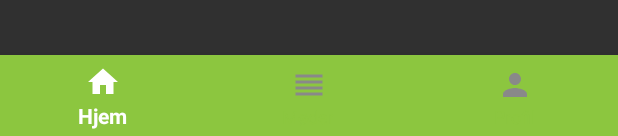
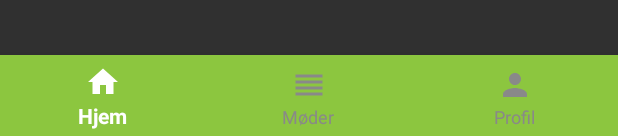
Before and after one commit to alkj/Feedback, an Android app: the layout activity_navigation.xml on its own in the app's theme, with its tools: preview values and no code run, on a phone screen of 412 x 824 dp. Shown: the part 1097-1233 px from the top of the screen. Run offline under Robolectric (Android 15) with nearby library versions, the phone set to English and light mode, and no system bars.

Commit message:
Ændret på tekstfarven i navigationsbaren

```diff
--- a/app/src/main/res/drawable/selector_navigationbar_text.xml
+++ b/app/src/main/res/drawable/selector_navigationbar_text.xml
@@ -1,6 +1,6 @@
 <?xml version="1.0" encoding="UTF-8"?>
 <selector xmlns:android="http://schemas.android.com/apk/res/android">
-    <item android:color="@color/colorGrøn" android:state_enabled="false"/>
+    <item android:color="@color/colorLysegrå" android:state_enabled="false"/>
     <item android:color="@color/colorHvid" android:state_checked="true"/>
-    <item android:color="@color/colorGrøn"/>
+    <item android:color="@color/colorLysegrå"/>
 </selector>
```
